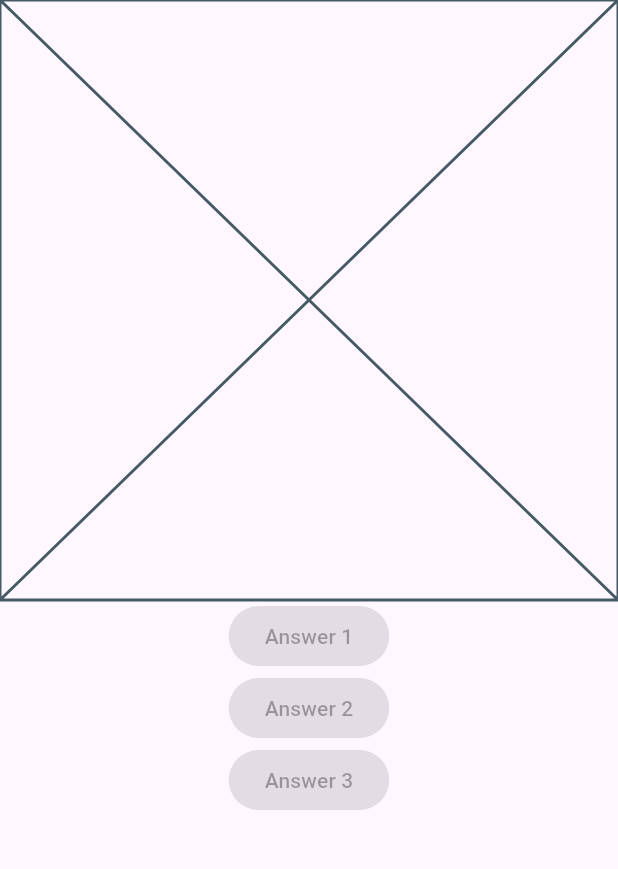
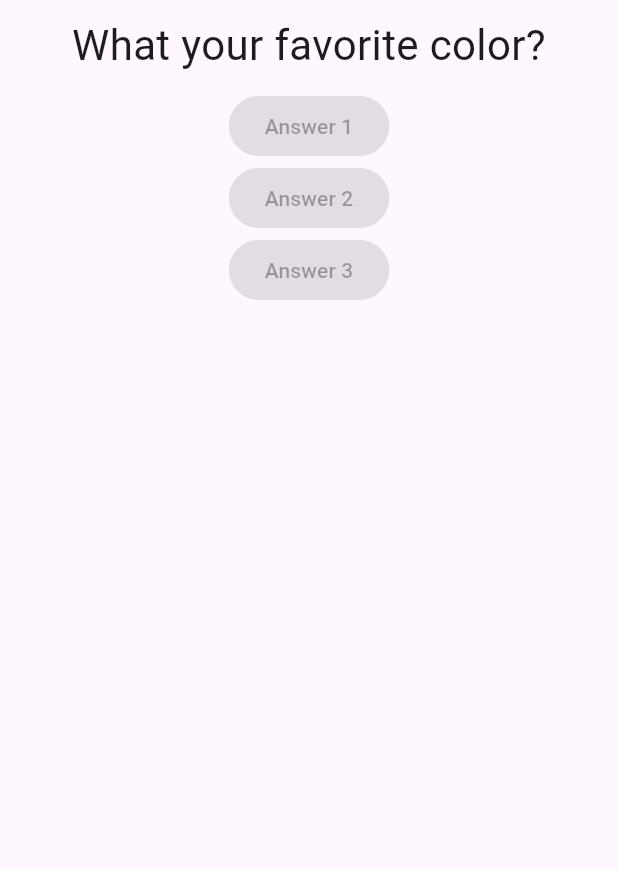
Before and after one commit to SamuckqaDev/project_questions, a Flutter app: the screen it shows after launch, on a phone screen of 412 x 824 dp, the part 84-953 px from its top. Run offline on Flutter 3.47's test engine with Material 3 defaults, Android fonts, the phone set to English and light mode, and no system bars.

Commit message:
Using container to set padding and margin

```diff
--- a/lib/question.dart
+++ b/lib/question.dart
@@ -7,6 +7,13 @@ class Question extends StatelessWidget {
 
   @override
   Widget build(BuildContext context) {
-    return const Placeholder();
+    return Container(
+        width: double.infinity,
+        margin: const EdgeInsets.all(10),
+        child: Text(
+          text,
+          style: const TextStyle(fontSize: 28),
+          textAlign: TextAlign.center,
+        ));
   }
 }
```
